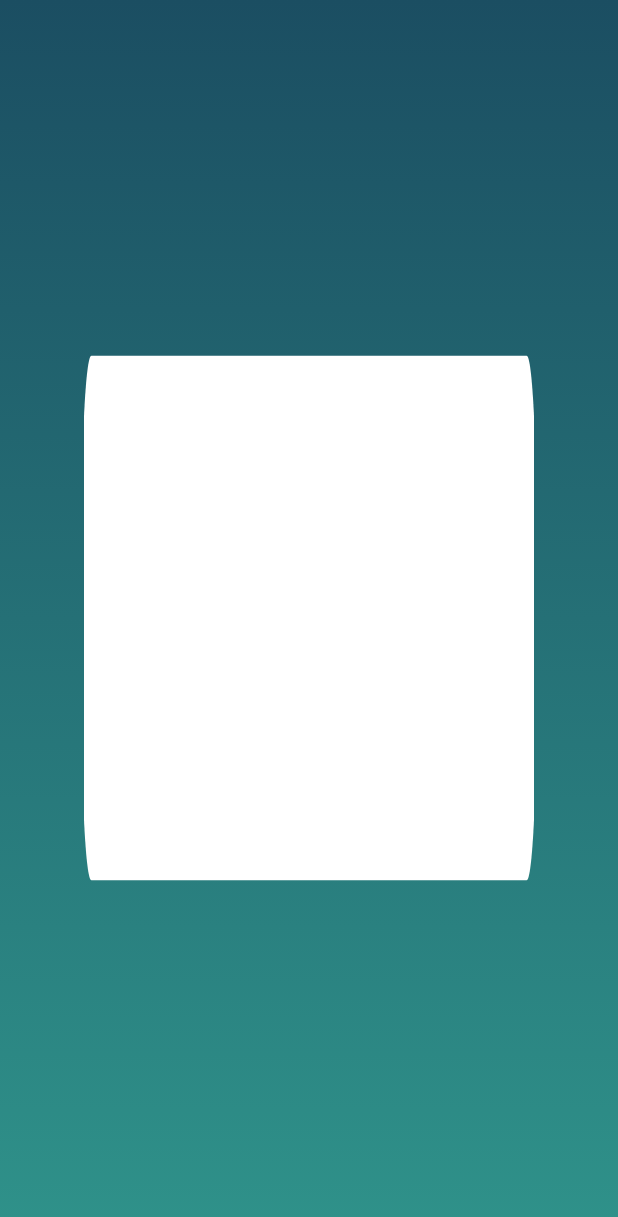
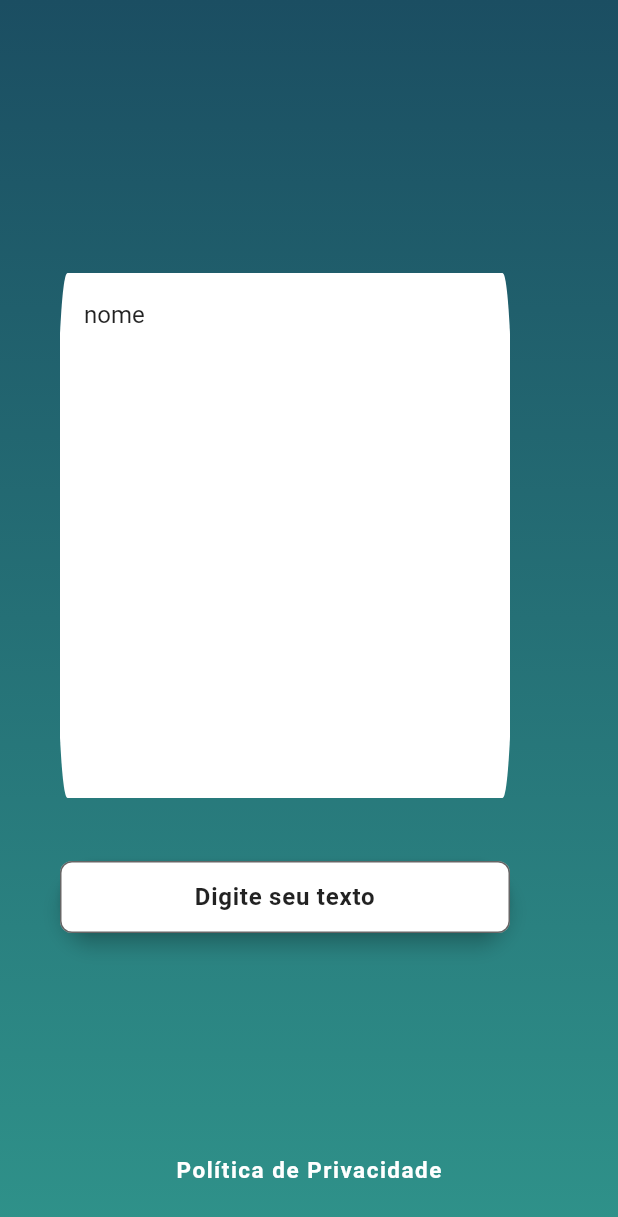
Before and after one commit to brunos0/Notas, a Flutter app: the screen it shows after launch, on a phone screen of 412 x 824 dp. Shown: the top 1217 px of the screen. Run offline on Flutter 3.47's test engine with Material 2 defaults, Android fonts, the light colour scheme and no system bars; our stand-ins replace flutter_mobx, gap, mobx, shared_preferences; missing offline and left inert: flutter_webview_plugin; generated files the repository leaves out were written again; Roboto replaces fonts that are missing (Dalle_light).

Commit message:
added textform field

```diff
--- /dev/null
+++ b/lib/components/custom_input_field.dart
@@ -0,0 +1,84 @@
+import 'package:flutter/material.dart';
+import 'package:flutter_mobx/flutter_mobx.dart';
+import 'package:mobx/mobx.dart';
+import 'package:gap/gap.dart';
+import 'package:provaflutter/models/form_error.dart';
+import '../models/login_validation.dart';
+
+class CustomInputField extends StatelessWidget {
+  final String label;
+  final Icon? icon;
+  final double size;
+  final String hint;
+  final bool obscureText;
+  final TextEditingController controller;
+  final GlobalKey<FormState> formKey;
+  final FormError formError;
+
+  const CustomInputField(this.label, this.icon, this.size, this.hint,
+      this.obscureText, this.controller, this.formKey, this.formError,
+      {super.key});
+
+  @override
+  Widget build(BuildContext context) {
+    final validator = LoginValidation();
+    return Column(
+      mainAxisAlignment: MainAxisAlignment.center,
+      crossAxisAlignment: CrossAxisAlignment.start,
+      children: [
+        Padding(
+          padding: const EdgeInsets.only(left: 10),
+          child: Text(
+            label,
+            style: const TextStyle(
+              fontSize: 15,
+              fontWeight: FontWeight.bold,
+              color: Colors.white,
+              fontFamily: 'Dalle_light',
+              letterSpacing: 1.00,
+            ),
+          ),
+        ),
+        const Gap(5),
+        Material(
+            elevation: 5.0,
+            borderRadius: BorderRadius.circular(66.0),
+            child: SizedBox(
+              width: size,
+              child: TextFormField(
+                onTap: () => {formError.clearError(label)},
+                onChanged: (_) => {formError.clearError(label)},
+                maxLength: 20,
+                onSaved: (data) => validator.saveData(label, data ?? ""),
+                validator: (_) =>
+                    validator.validField(controller.text, formError, label),
+                obscureText: obscureText,
+                textAlign: TextAlign.center,
+                controller: controller,
+                decoration: InputDecoration(
+                    hintText: hint,
+                    hintStyle: TextStyle(
+                        color: Colors.black87,
+                        fontFamily:
+                            'Dalle_light', //trocar a fonte por uma mais grossa
+                        letterSpacing: 0.50,
+                        fontWeight: FontWeight.bold),
+                    //isDense: true,
+                    contentPadding:
+                        icon != null ? null : const EdgeInsets.all(2),
+                    counterText: "",
+                    filled: true,
+                    errorStyle: const TextStyle(fontSize: 0.01),
+                    fillColor: Colors.white,
+                    border: OutlineInputBorder(
+                      borderRadius: BorderRadius.circular(8.0),
+                    ),
+                    prefixIcon: icon,
+                    prefixIconColor: Colors.black),
+              ),
+            )),
+        const Gap(20),
+      ],
+    );
+  }
+}
--- a/lib/main.dart
+++ b/lib/main.dart
@@ -50,6 +50,7 @@ class _MyHomePageState extends State<MyHomePage> {
     Navigator.of(context).pushNamed(AppRoutes.policyTerms);
   }
 
+//colocar um singlechildscrowview para tratar telas pequenas
   @override
   Widget build(BuildContext context) {
     return Scaffold(
--- a/lib/pages/notes_page.dart
+++ b/lib/pages/notes_page.dart
@@ -1,8 +1,21 @@
 import 'package:flutter/material.dart';
+import 'package:gap/gap.dart';
+import 'package:provaflutter/components/custom_input_field.dart';
+import 'package:provaflutter/components/custom_text_field.dart';
+import 'package:provaflutter/models/form_error.dart';
 import 'package:provaflutter/utils/curved_clipper.dart';
 
 class NotesPage extends StatelessWidget {
-  final List listNotes = [];
+  final TextEditingController _userController = TextEditingController();
+  //final TextEditingController _passwordController = TextEditingController();
+  final GlobalKey<FormState> _formKey = GlobalKey<FormState>();
+  //final LoginValidation _validator = LoginValidation();
+  final bool _obscureText = false;
+  final FormError formError = FormError();
+  final double _size = 300;
+
+  //final List listNotes = [];
+  final List listNotes = ["nome"];
 
   NotesPage({super.key});
 
@@ -23,27 +36,72 @@ class NotesPage extends StatelessWidget {
                   ),
                 ),
                 //
-                Center(
-                  child: ClipPath(
-                    clipper: CurveClipper(),
-                    child: Container(
-                      color: Colors.white,
-                      width: 300,
-                      height: 350,
+                Padding(
+                  padding: const EdgeInsets.all(40.0),
+                  child: Column(
+                    mainAxisAlignment: MainAxisAlignment.center,
+                    children: [
+                      ClipPath(
+                        clipper: CurveClipper(),
+                        child: Container(
+                            color: Colors.white,
+                            width: 300,
+                            height: 350,
+                            child: ListView.builder(
+                                itemCount: listNotes.length,
+                                itemBuilder: (BuildContext ctx, int index) {
+                                  return ListTile(
+                                      title: Text(listNotes[index]));
+                                })),
+                      ),
+                      const Gap(20),
+                      Form(
+                        key: _formKey,
+                        child: Column(
+                          mainAxisAlignment: MainAxisAlignment.center,
+                          children: [
+                            CustomInputField(
+                              "",
+                              null, //const Icon(Icons.person)
+                              _size,
+                              "Digite seu texto",
+                              _obscureText,
+                              _userController,
+                              _formKey,
+                              formError,
+                            ),
+                          ],
+                        ),
+                      ),
+                    ],
+                  ),
+                ),
+                Padding(
+                  padding: const EdgeInsets.only(bottom: 20),
+                  child: Align(
+                    alignment: Alignment.bottomCenter,
+                    child: TextButton(
+                      onPressed: () {
+                        openPolicy();
+                      },
+                      child: const Text(
+                        "Política de Privacidade",
+                        style: TextStyle(
+                          fontSize: 15,
+                          fontWeight: FontWeight.bold,
+                          color: Colors.white,
+                          fontFamily: 'Dalle_light',
+                          letterSpacing: 1.00,
+                        ),
+                      ),
                     ),
-                  )
-                  /*
-                    ListView.builder(
-                        itemCount: 0,
-                        itemBuilder: (BuildContext ctx, int index) {
-                          return ListTile(title: Text(listNotes[index]));
-                        }))
-                    */
-                  ,
+                  ),
                 ),
               ],
             ),
           ),
         ));
   }
+
+  void openPolicy() {}
 }
```
